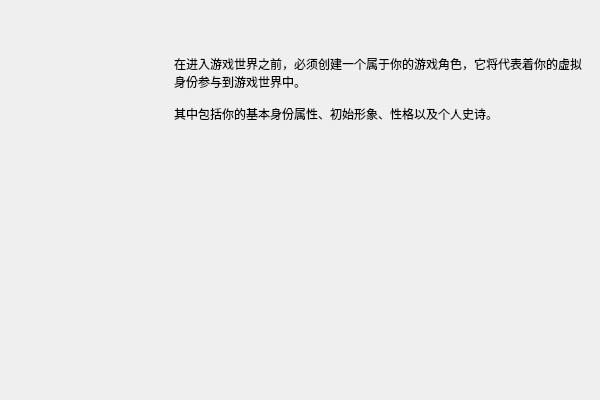
Above: src/coeus/coeus_client_qt/character_creator_introdution_page.ui from AngryPowman/Coeus before the change. Below: the same form after it.
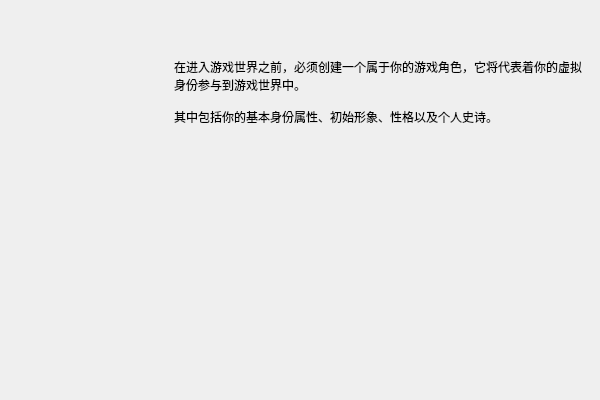
That is the form after the change.

```diff
--- a/src/coeus/coeus_client_qt/character_creator_introdution_page.ui
+++ b/src/coeus/coeus_client_qt/character_creator_introdution_page.ui
@@ -25,16 +25,13 @@
   <property name="windowTitle">
    <string>创建角色</string>
   </property>
-  <property name="title">
-   <string>创建角色</string>
-  </property>
   <widget class="QLabel" name="label">
    <property name="geometry">
     <rect>
      <x>174</x>
      <y>54</y>
      <width>412</width>
-     <height>70</height>
+     <height>76</height>
     </rect>
    </property>
    <property name="font">
```
